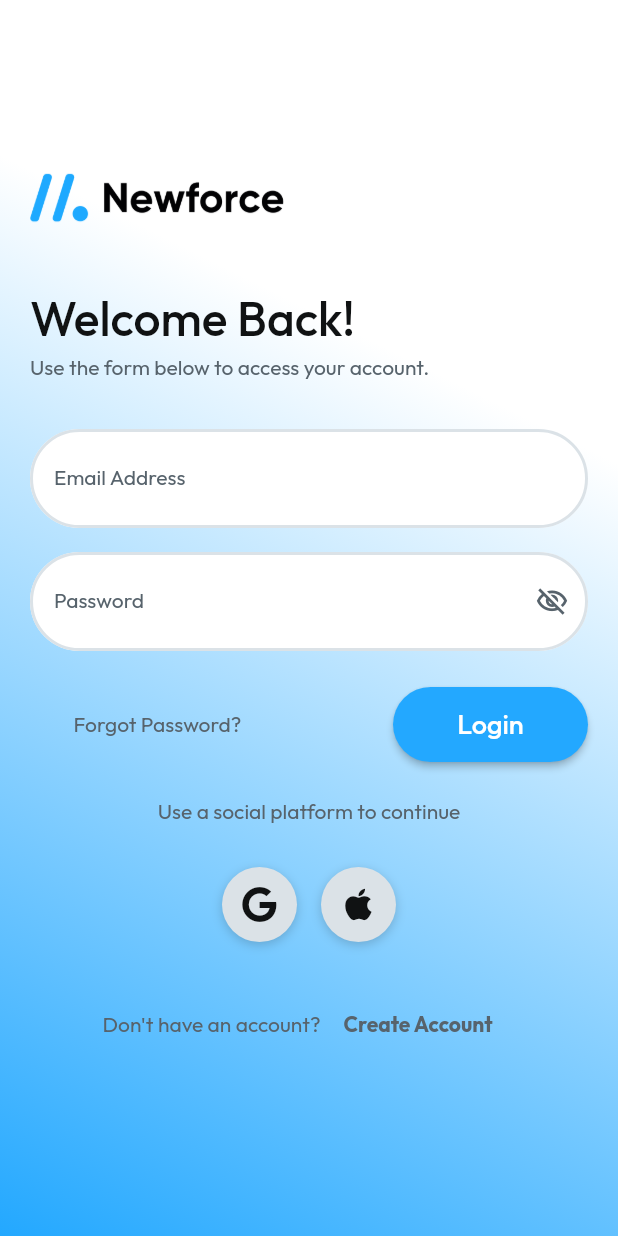
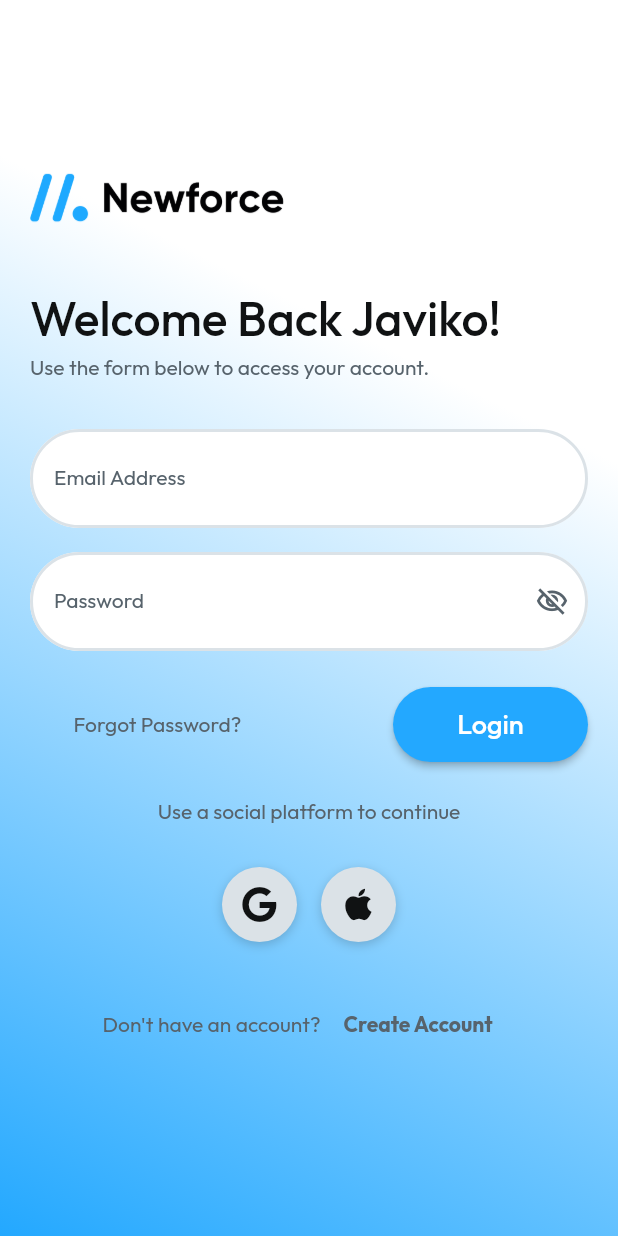
Before and after one commit to JaviKo500/test-template-flutterflow, a Flutter app: the screen it shows after launch, on a phone screen of 412 x 824 dp. Run offline on Flutter 3.47's test engine with Material 3 defaults, Android fonts, the phone set to English and light mode, and no system bars; drawn by our look-alikes of auto_size_text, flutter_animate; our stand-ins replace cached_network_image, cloud_firestore, easy_debounce, file_picker, firebase_auth, firebase_core and 16 more; missing offline and left inert: json_path, mime_type, text_search; accounts and stored records are empty.

Commit message:
add text

```diff
--- a/lib/flutter_flow/internationalization.dart
+++ b/lib/flutter_flow/internationalization.dart
@@ -109,7 +109,7 @@ final kTranslationsMap = <Map<String, Map<String, String>>>[
   // Login
   {
     '3p97u62u': {
-      'en': 'Welcome Back!',
+      'en': 'Welcome Back Javiko!',
       'id': 'Selamat Datang kembali!',
       'ms': 'Selamat kembali!',
     },
--- a/lib/login/login_widget.dart
+++ b/lib/login/login_widget.dart
@@ -390,7 +390,7 @@ class _LoginWidgetState extends State<LoginWidget>
                           ),
                           Text(
                             FFLocalizations.of(context).getText(
-                              '3p97u62u' /* Welcome Back! */,
+                              '3p97u62u' /* Welcome Back Javiko! */,
                             ),
                             style: FlutterFlowTheme.of(context).displaySmall,
                           ).animateOnPageLoad(
```
Also changed, not shown: 1 other file.
